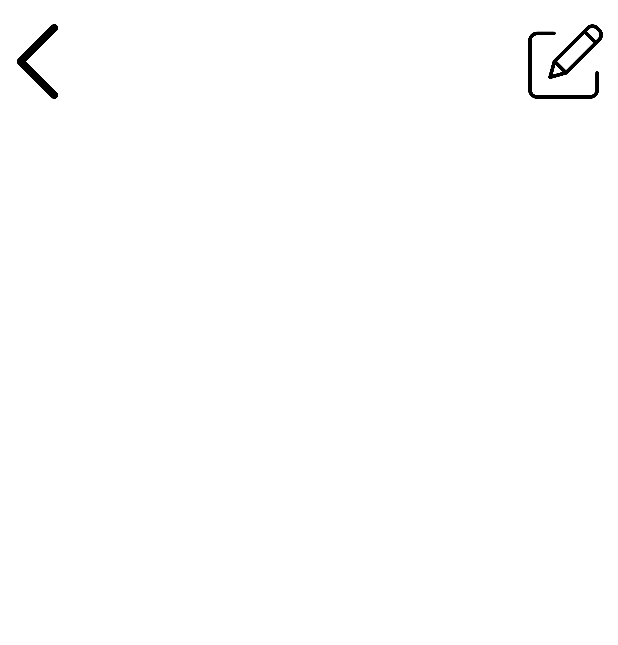
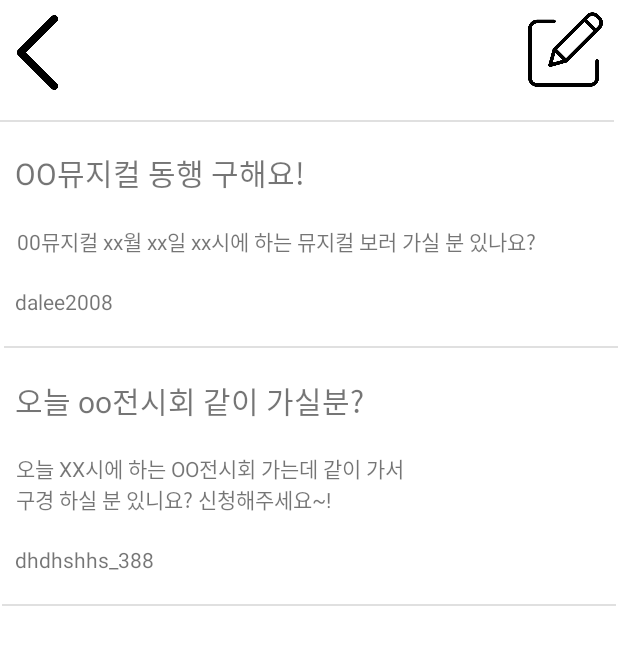
Before and after one commit to isaiah536/WithCulture, an Android app: the Accompany screen opened directly, with no data from a screen before it, on a phone screen of 412 x 824 dp. Shown: the top 645 px of the screen. Run offline under Robolectric (Android 15) with nearby library versions, the phone set to English and light mode, and no system bars.

Commit message:
0523 여현서

```diff
--- a/app/src/main/java/com/example/withme/SignupActivity.java
+++ b/app/src/main/java/com/example/withme/SignupActivity.java
@@ -34,5 +34,4 @@ public class SignupActivity extends AppCompatActivity {
             }
         });
     }
-
 }
--- a/app/src/main/res/layout/activity_accompany.xml
+++ b/app/src/main/res/layout/activity_accompany.xml
@@ -10,7 +10,7 @@
         android:id="@+id/writeAccompany"
         android:layout_width="50dp"
         android:layout_height="50dp"
-        android:layout_marginTop="16dp"
+        android:layout_marginTop="8dp"
         android:layout_marginEnd="10dp"
         android:adjustViewBounds="true"
         android:autofillHints=""
@@ -27,7 +27,7 @@
         android:id="@+id/backAccompany"
         android:layout_width="50dp"
         android:layout_height="50dp"
-        android:layout_marginTop="16dp"
+        android:layout_marginTop="10dp"
         android:adjustViewBounds="true"
         android:autofillHints=""
         android:background="@android:color/transparent"
@@ -39,14 +39,131 @@
         app:layout_constraintTop_toTopOf="parent"
         app:srcCompat="@drawable/back" />
 
-    <ScrollView
-        android:layout_width="411dp"
-        android:layout_height="662dp"
-        android:contentDescription="@string/동행글리스트"
-        app:layout_constraintBottom_toBottomOf="parent"
+    <TextView
+        android:id="@+id/write1_title"
+        android:layout_width="wrap_content"
+        android:layout_height="wrap_content"
+        android:layout_marginStart="10dp"
+        android:layout_marginTop="20dp"
+        android:text="@string/oo"
+        android:textSize="20sp"
+        app:layout_constraintEnd_toEndOf="parent"
+        app:layout_constraintHorizontal_bias="0.0"
+        app:layout_constraintStart_toStartOf="parent"
+        app:layout_constraintTop_toTopOf="@+id/divider" />
+
+    <View
+        android:id="@+id/divider"
+        android:layout_width="409dp"
+        android:layout_height="1dp"
+        android:layout_marginTop="80dp"
+        android:background="?android:attr/listDivider"
+        app:layout_constraintEnd_toEndOf="parent"
+        app:layout_constraintHorizontal_bias="0.0"
+        app:layout_constraintStart_toStartOf="parent"
+        app:layout_constraintTop_toTopOf="parent" />
+
+    <TextView
+        android:id="@+id/write1_writing"
+        android:layout_width="wrap_content"
+        android:layout_height="wrap_content"
+        android:layout_marginTop="20dp"
+        android:text="@string/_00_xx_xx_xx"
+        app:layout_constraintEnd_toEndOf="parent"
+        app:layout_constraintHorizontal_bias="0.175"
+        app:layout_constraintStart_toStartOf="parent"
+        app:layout_constraintTop_toBottomOf="@+id/write1_title" />
+
+    <TextView
+        android:id="@+id/write1_id"
+        android:layout_width="wrap_content"
+        android:layout_height="wrap_content"
+        android:layout_marginTop="20dp"
+        android:text="@string/dalee2008"
+        app:layout_constraintEnd_toEndOf="parent"
+        app:layout_constraintHorizontal_bias="0.028"
+        app:layout_constraintStart_toStartOf="parent"
+        app:layout_constraintTop_toBottomOf="@+id/write1_writing" />
+
+    <View
+        android:id="@+id/divider2"
+        android:layout_width="409dp"
+        android:layout_height="1dp"
+        android:layout_marginTop="20dp"
+        android:background="?android:attr/listDivider"
         app:layout_constraintEnd_toEndOf="parent"
         app:layout_constraintHorizontal_bias="1.0"
-        app:layout_constraintStart_toStartOf="parent">
+        app:layout_constraintStart_toStartOf="parent"
+        app:layout_constraintTop_toBottomOf="@+id/write1_id" />
 
-    </ScrollView>
+    <ImageView
+        android:id="@+id/write1_heart"
+        android:layout_width="52dp"
+        android:layout_height="41dp"
+        android:layout_marginTop="10dp"
+        android:layout_marginEnd="10dp"
+        android:contentDescription="@string/heart"
+        app:layout_constraintEnd_toEndOf="parent"
+        app:layout_constraintHorizontal_bias="1.0"
+        app:layout_constraintStart_toStartOf="parent"
+        app:layout_constraintTop_toBottomOf="@+id/write1_writing"
+        tools:srcCompat="@tools:sample/avatars" />
+
+    <TextView
+        android:id="@+id/write2_title"
+        android:layout_width="wrap_content"
+        android:layout_height="wrap_content"
+        android:layout_marginTop="20dp"
+        android:text="@string/oo00"
+        android:textSize="20sp"
+        app:layout_constraintEnd_toEndOf="parent"
+        app:layout_constraintHorizontal_bias="0.056"
+        app:layout_constraintStart_toStartOf="parent"
+        app:layout_constraintTop_toBottomOf="@+id/divider2" />
+
+    <TextView
+        android:id="@+id/write2_writing"
+        android:layout_width="wrap_content"
+        android:layout_height="wrap_content"
+        android:layout_marginTop="20dp"
+        android:text="@string/xx_oo_n"
+        app:layout_constraintEnd_toEndOf="parent"
+        app:layout_constraintHorizontal_bias="0.069"
+        app:layout_constraintStart_toStartOf="parent"
+        app:layout_constraintTop_toBottomOf="@+id/write2_title" />
+
+    <TextView
+        android:id="@+id/write2_id"
+        android:layout_width="wrap_content"
+        android:layout_height="wrap_content"
+        android:layout_marginTop="20dp"
+        android:text="@string/dhdhshhs_388"
+        app:layout_constraintEnd_toEndOf="parent"
+        app:layout_constraintHorizontal_bias="0.031"
+        app:layout_constraintStart_toStartOf="parent"
+        app:layout_constraintTop_toBottomOf="@+id/write2_writing" />
+
+    <ImageView
+        android:id="@+id/write2_heart"
+        android:layout_width="50dp"
+        android:layout_height="40dp"
+        android:layout_marginTop="10dp"
+        android:layout_marginEnd="10dp"
+        android:contentDescription="@string/heart"
+        app:layout_constraintEnd_toEndOf="parent"
+        app:layout_constraintHorizontal_bias="1.0"
+        app:layout_constraintStart_toStartOf="parent"
+        app:layout_constraintTop_toBottomOf="@+id/write2_writing"
+        tools:srcCompat="@tools:sample/avatars" />
+
+    <View
+        android:id="@+id/divider3"
+        android:layout_width="409dp"
+        android:layout_height="1dp"
+        android:layout_marginTop="20dp"
+        android:background="?android:attr/listDivider"
+        app:layout_constraintEnd_toEndOf="parent"
+        app:layout_constraintStart_toStartOf="parent"
+        app:layout_constraintTop_toBottomOf="@+id/write2_id" />
+
 </androidx.constraintlayout.widget.ConstraintLayout>
--- a/app/src/main/res/values/strings.xml
+++ b/app/src/main/res/values/strings.xml
@@ -37,4 +37,12 @@
     <string name="tomain">toMain</string>
     <string name="towriteaccompany">toWriteAccompany</string>
     <string name="동행글리스트">동행글리스트</string>
+    <string name="_00_xx_xx_xx">00뮤지컬 xx월 xx일 xx시에 하는 뮤지컬 보러 가실 분 있나요?</string>
+    <string name="dhdhshhs_388">dhdhshhs_388</string>
+    <string name="xx_oo_n">오늘 XX시에 하는 OO전시회 가는데 같이 가서 \n구경 하실 분 있니요? 신청해주세요~!</string>
+    <string name="oo">OO뮤지컬 동행 구해요!</string>
+    <string name="dalee2008">dalee2008</string>
+    <string name="oo00">오늘 oo전시회 같이 가실분?</string>
+    <string name="heart">heart</string>
+    <string name="heart">heart</string>
 </resources>
```
